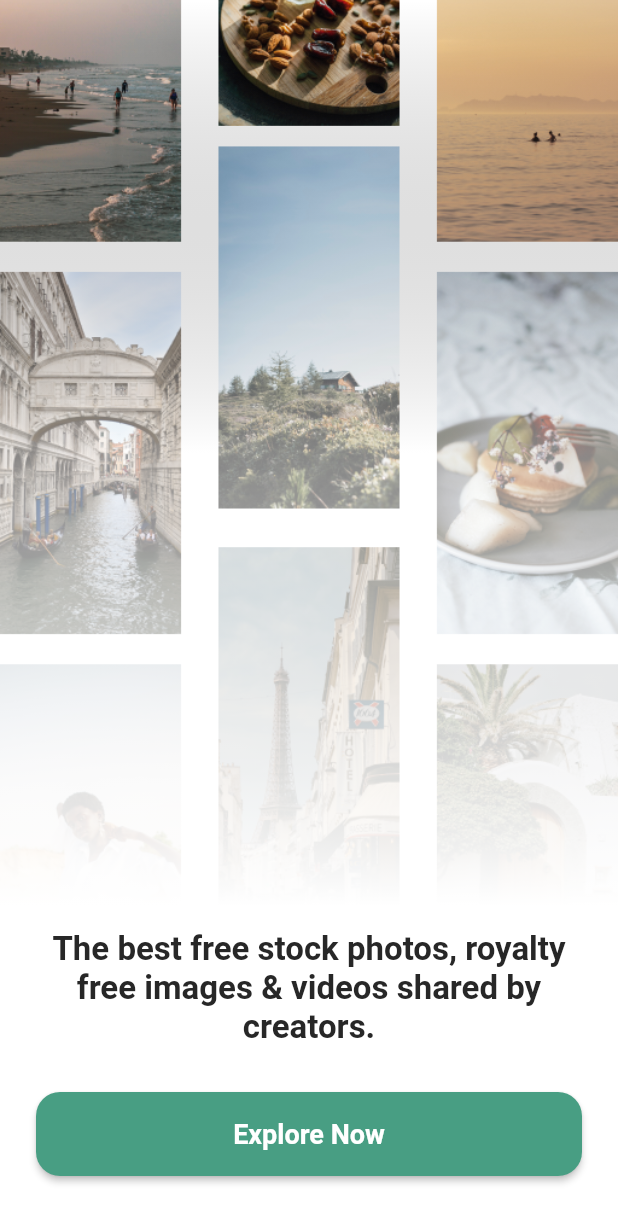
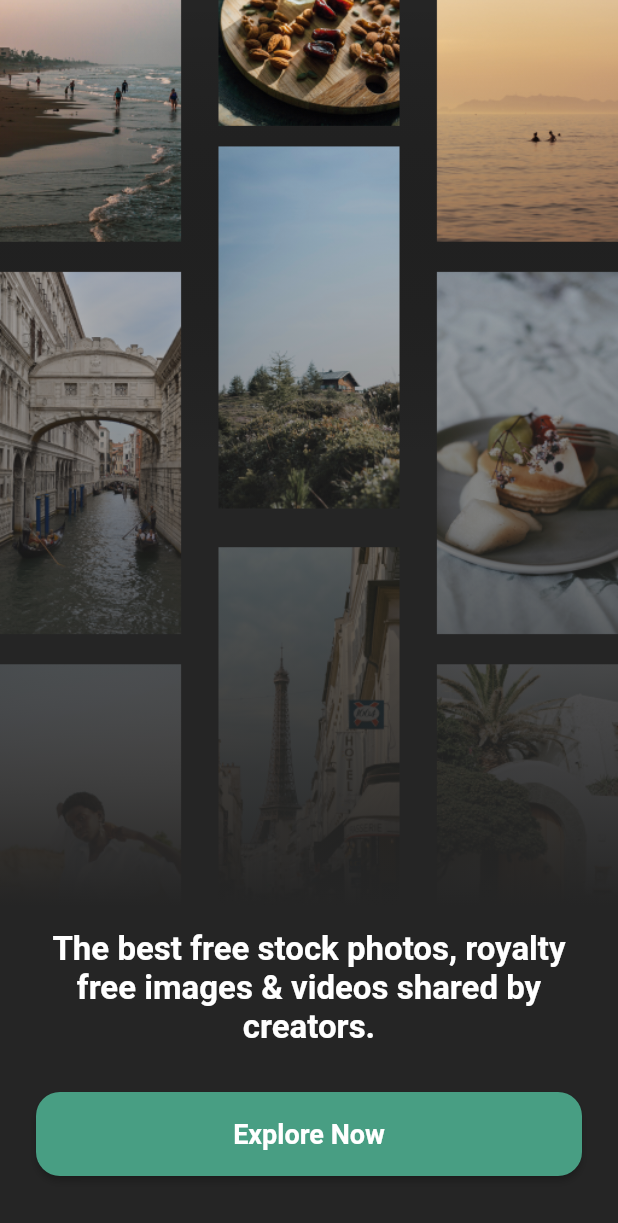
Before and after one commit to Fares-ayman/wallpaper, a Flutter app: the screen it shows after launch, on a phone screen of 412 x 824 dp. Shown: the top 1223 px of the screen. Run offline on Flutter 3.47's test engine with Material 2 defaults, Android fonts, the phone set to English and light mode, and no system bars; our stand-ins replace dio, freezed_annotation, get_it, image_gallery_saver, permission_handler, pull_to_refresh and 2 more; accounts and stored records are empty.

Commit message:
modify color of download

```diff
--- a/lib/main.dart
+++ b/lib/main.dart
@@ -36,10 +36,11 @@ class MyApp extends StatelessWidget {
         title: 'Wellpaper',
         theme: AppTheme.light,
         darkTheme: AppTheme.dark,
-        themeMode: SchedulerBinding.instance.window.platformBrightness ==
+        themeMode: /*  SchedulerBinding.instance.window.platformBrightness ==
                 Brightness.dark
             ? ThemeMode.dark
-            : ThemeMode.light,
+            : */
+            ThemeMode.dark,
         initialRoute: AppRoutesName.getStarted,
         onGenerateRoute: AppRoute.generate,
       ),
--- a/lib/modules/detaile_photo/presentaion/pages/detail_photo_screen.dart
+++ b/lib/modules/detaile_photo/presentaion/pages/detail_photo_screen.dart
@@ -275,7 +275,8 @@ class _DetailPhotoLayoutState extends State<DetailPhotoLayout> {
                               Theme.of(context).textTheme.headlineLarge?.color,
                         ),
                         btnText: AppStrings.download,
-                        btnTextColor: AppColor.black,
+                        btnTextColor:
+                            Theme.of(context).textTheme.headlineLarge!.color!,
                       ),
                     ],
                   ),
```
